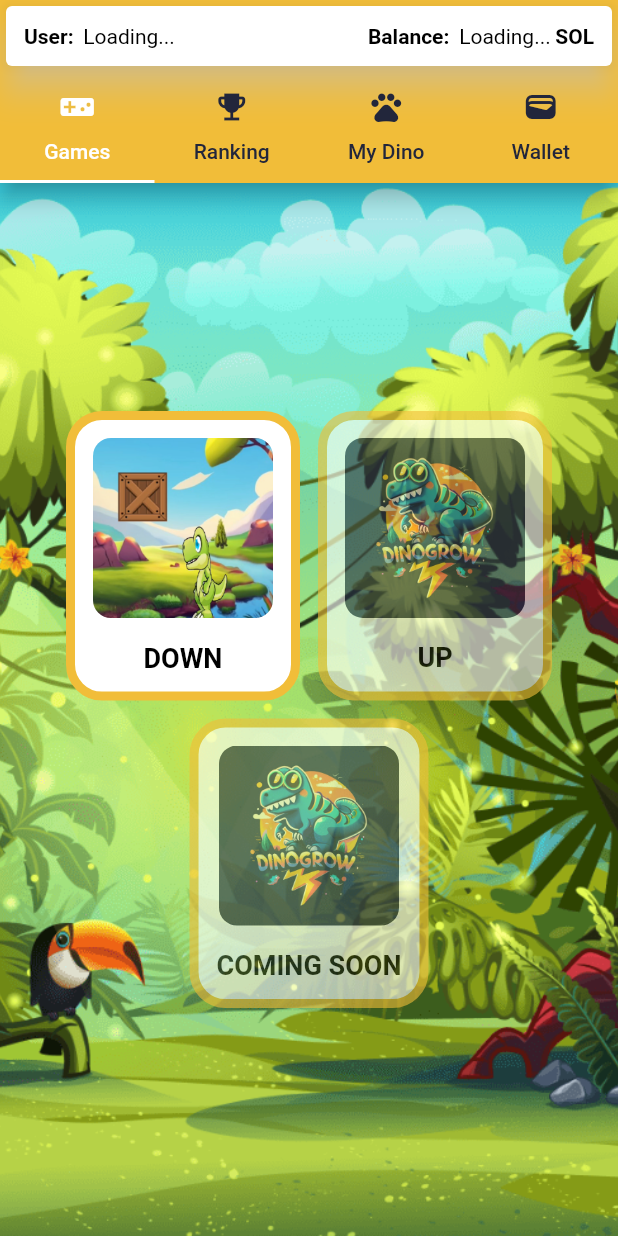
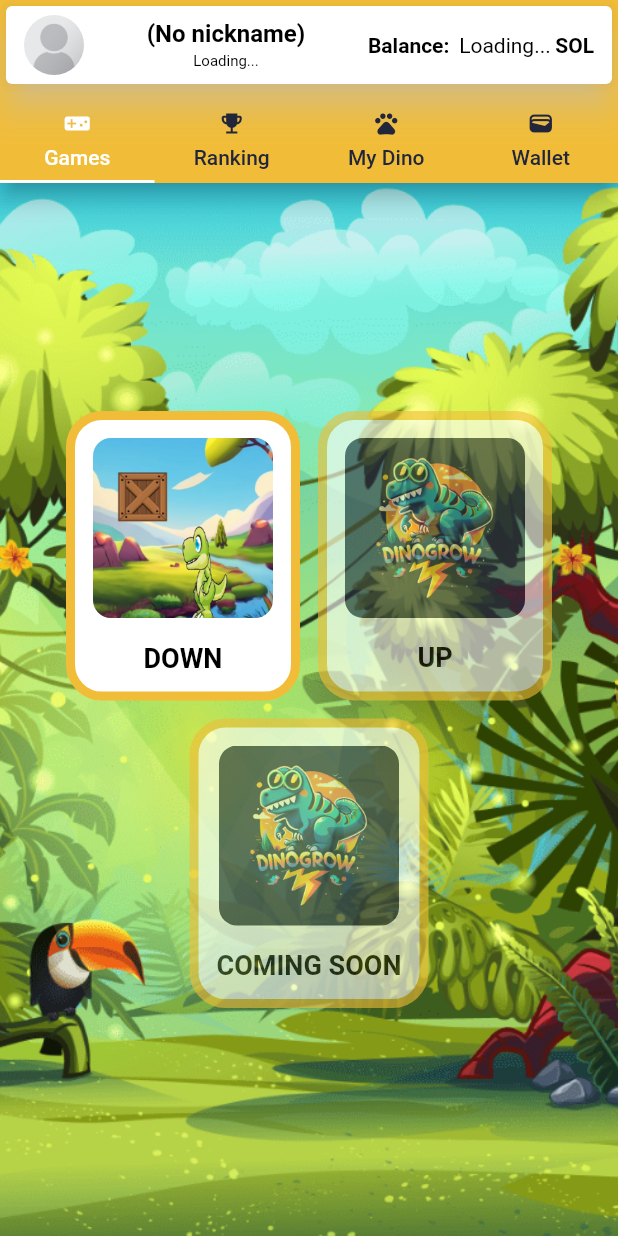
Before and after one commit to sistemaseltigre/dinogrow, a Flutter app: the HomeScreen screen opened by its route, on a phone screen of 412 x 824 dp. Run offline on Flutter 3.47's test engine with Material 2 defaults, Android fonts, the phone set to English and light mode, and no system bars; our stand-ins replace flutter_dotenv, flutter_secure_storage, go_router, image_picker, qr_flutter; missing offline and left inert: bip39, borsh_annotation, flame, flame_forge2d, solana, solana_common and 1 more; accounts and stored records are empty.

Commit message:
feat: improve layout tabs in home screen. Create ProfileScreen with inputs and image picker

```diff
--- a/lib/main.dart
+++ b/lib/main.dart
@@ -11,6 +11,7 @@ import 'package:dinogrow/pages/mini-games/mini_games.dart';
 import 'package:dinogrow/pages/mini-games/up/up.dart';
 import 'package:dinogrow/pages/mini-games/up/down.dart';
 import 'package:dinogrow/pages/mini-games/coming_soon.dart';
+import 'package:dinogrow/pages/profile.dart';
 
 void main() {
   WidgetsFlutterBinding.ensureInitialized();
@@ -71,6 +72,11 @@ final GoRouter _router = GoRouter(routes: <GoRoute>[
       builder: (context, state) {
         return const ComingSoonScreen();
       }),
+  GoRoute(
+      path: '/profile',
+      builder: (context, state) {
+        return const ProfileScreen();
+      }),
 ]);
 
 class MyApp extends StatelessWidget {
--- a/lib/pages/home.dart
+++ b/lib/pages/home.dart
@@ -1,6 +1,7 @@
 import 'package:flutter/material.dart';
 import 'package:flutter_dotenv/flutter_dotenv.dart';
 import 'package:flutter_secure_storage/flutter_secure_storage.dart';
+import 'package:go_router/go_router.dart';
 import 'package:solana/solana.dart';
 
 import 'package:dinogrow/pages/my-dinogrow/my_dinogrow.dart';
@@ -16,6 +17,7 @@ class HomeScreen extends StatefulWidget {
 }
 
 class _HomeScreenState extends State<HomeScreen> {
+  String? nickName;
   String? _publicKey;
   String? _balance;
   SolanaClient? client;
@@ -41,27 +43,48 @@ class _HomeScreenState extends State<HomeScreen> {
           flexibleSpace: Column(
             children: [
               SizedBox(height: statusBarHeight),
-              Card(
+              GestureDetector(
+                onTap: () {
+                  GoRouter.of(context).push('/profile');
+                },
+                child: Card(
                   color: Colors.white,
                   shadowColor: Colors.white,
                   elevation: 9,
                   child: Padding(
-                  padding: const EdgeInsets.all(12),
+                    padding: const EdgeInsets.only(
+                        top: 6, bottom: 6, left: 12, right: 12),
                     child: Row(
                       children: [
-                      const Text(
-                        'User: ',
-                        style: TextStyle(
-                            fontWeight: FontWeight.bold, color: Colors.black),
+                        ClipRRect(
+                          borderRadius: BorderRadius.circular(42),
+                          child: Image.asset(
+                            'assets/images/icons/no_user.png',
+                            width: 40,
                           ),
-                      const SizedBox(width: 3),
+                        ),
+                        const SizedBox(width: 12),
                         Expanded(
-                          child: Text(
+                            child: Column(
+                          children: [
+                            Text(
+                              (nickName ?? '(No nickname)'),
+                              maxLines: 1,
+                              style: const TextStyle(
+                                  color: Colors.black,
+                                  fontWeight: FontWeight.bold,
+                                  fontSize: 16),
+                            ),
+                            const SizedBox(height: 3),
+                            Text(
                               _publicKey == null
                                   ? 'Loading...'
                                   : '${_publicKey!.substring(0, 6)}...${_publicKey!.substring(_publicKey!.length - 6, _publicKey!.length)}',
                               maxLines: 1,
-                        style: const TextStyle(color: Colors.black),
+                              style: const TextStyle(
+                                  color: Colors.black, fontSize: 10),
+                            )
+                          ],
                         )),
                         const SizedBox(width: 12),
                         const Text(
@@ -72,7 +95,8 @@ class _HomeScreenState extends State<HomeScreen> {
                         const SizedBox(width: 3),
                         Text(
                             _balance != null
-                              ? double.parse(_balance ?? '0').toStringAsFixed(2)
+                                ? double.parse(_balance ?? '0')
+                                    .toStringAsFixed(2)
                                 : 'Loading...',
                             maxLines: 1,
                             style: const TextStyle(color: Colors.black)),
@@ -85,6 +109,7 @@ class _HomeScreenState extends State<HomeScreen> {
                     ),
                   ),
                 ),
+              ),
               const TabBar(
                 unselectedLabelColor: Color.fromRGBO(34, 38, 59, 1),
                 labelColor: Colors.white,
@@ -92,20 +117,40 @@ class _HomeScreenState extends State<HomeScreen> {
                 indicatorSize: TabBarIndicatorSize.tab,
                 tabs: [
                   Tab(
-                    icon: Icon(Icons.videogame_asset),
+                    height: 60,
+                    icon: Icon(
+                      Icons.videogame_asset,
+                      size: 18,
+                    ),
                     text: 'Games',
+                    iconMargin: EdgeInsets.all(6),
                   ),
                   Tab(
-                    icon: Icon(Icons.emoji_events),
+                    height: 60,
+                    icon: Icon(
+                      Icons.emoji_events,
+                      size: 18,
+                    ),
                     text: 'Ranking',
+                    iconMargin: EdgeInsets.all(6),
                   ),
                   Tab(
-                    icon: Icon(Icons.pets),
+                    height: 60,
+                    icon: Icon(
+                      Icons.pets,
+                      size: 18,
+                    ),
                     text: 'My Dino',
+                    iconMargin: EdgeInsets.all(6),
                   ),
                   Tab(
-                    icon: Icon(Icons.wallet),
+                    height: 60,
+                    icon: Icon(
+                      Icons.wallet,
+                      size: 18,
+                    ),
                     text: 'Wallet',
+                    iconMargin: EdgeInsets.all(6),
                   ),
                 ],
               ),
--- a/lib/pages/my-dinogrow/my_dinogrow.dart
+++ b/lib/pages/my-dinogrow/my_dinogrow.dart
@@ -6,7 +6,6 @@ import 'package:go_router/go_router.dart';
 import 'package:http/http.dart' as http;
 import 'package:flutter/material.dart';
 import 'package:solana/solana.dart';
-import 'package:solana_common/utils/convert.dart';
 import 'package:solana_web3/solana_web3.dart' as web3;
 import 'package:url_launcher/url_launcher.dart';
 
@@ -379,7 +378,6 @@ class _MydinogrowScreenState extends State<MydinogrowScreen> {
       final walletdino = await solana.Ed25519HDKeyPair.fromSeedWithHdPath(
           seed: keypair.secretKey, hdPath: hdPath);
 
-
       final mainWalletSolana = await solana.Ed25519HDKeyPair.fromMnemonic(
         mainWalletKey!,
       );
--- a/pubspec.yaml
+++ b/pubspec.yaml
@@ -24,6 +24,7 @@ dependencies:
   borsh_annotation: ^0.3.1+3
   solana_web3: ^0.0.8
   solana_common: ^0.0.5
+  image_picker: ^1.0.4
 
 dev_dependencies:
   flutter_test:
@@ -44,4 +45,5 @@ flutter:
     - assets/images/up/maps/01/
     - assets/images/dinopad/
     - assets/images/ui/
+    - assets/images/icons/
     - .env
```
Also changed, not shown: lib/pages/profile.dart (added, +245 -0 lines), assets/images/icons/add_image.png (added), assets/images/icons/no_user.png (added), pubspec.lock, 5 other files. Lines whose indentation alone changed are shown as unchanged.
